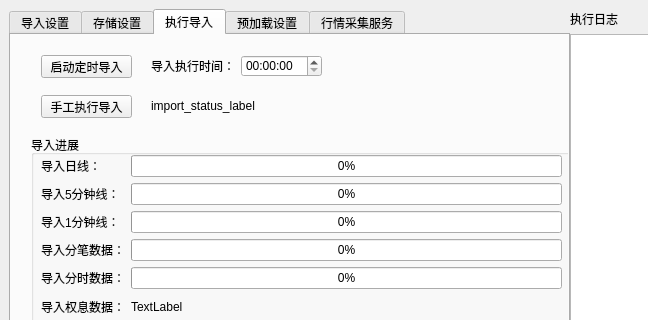
First picture: the form in hikyuu/gui/data/MainWindow.ui, repository fasiondog/hikyuu, before the edit; both pictures show x 0 to 648 and y 0 to 320 of the 1131 by 563 pixel window.
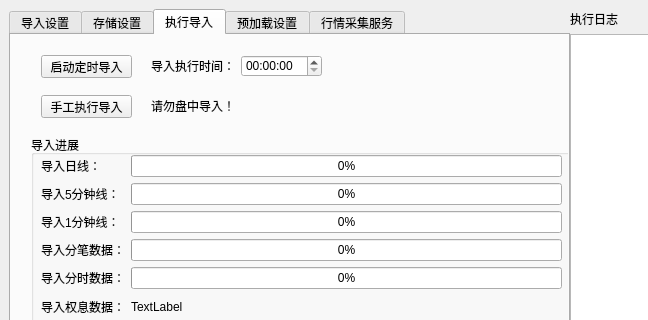
Second picture: the form after the edit. The open tabs and pages were chosen to show the change.

Commit message: HikyuuTdx增加勿盘中导入提示

The edit to the form file:
```diff
--- a/hikyuu/gui/data/MainWindow.ui
+++ b/hikyuu/gui/data/MainWindow.ui
@@ -741,7 +741,7 @@
        </rect>
       </property>
       <property name="text">
-       <string>import_status_label</string>
+       <string>请勿盘中导入！</string>
       </property>
      </widget>
      <widget class="QPushButton" name="sched_import_pushButton">
```
The commit also changes 2 other files.
